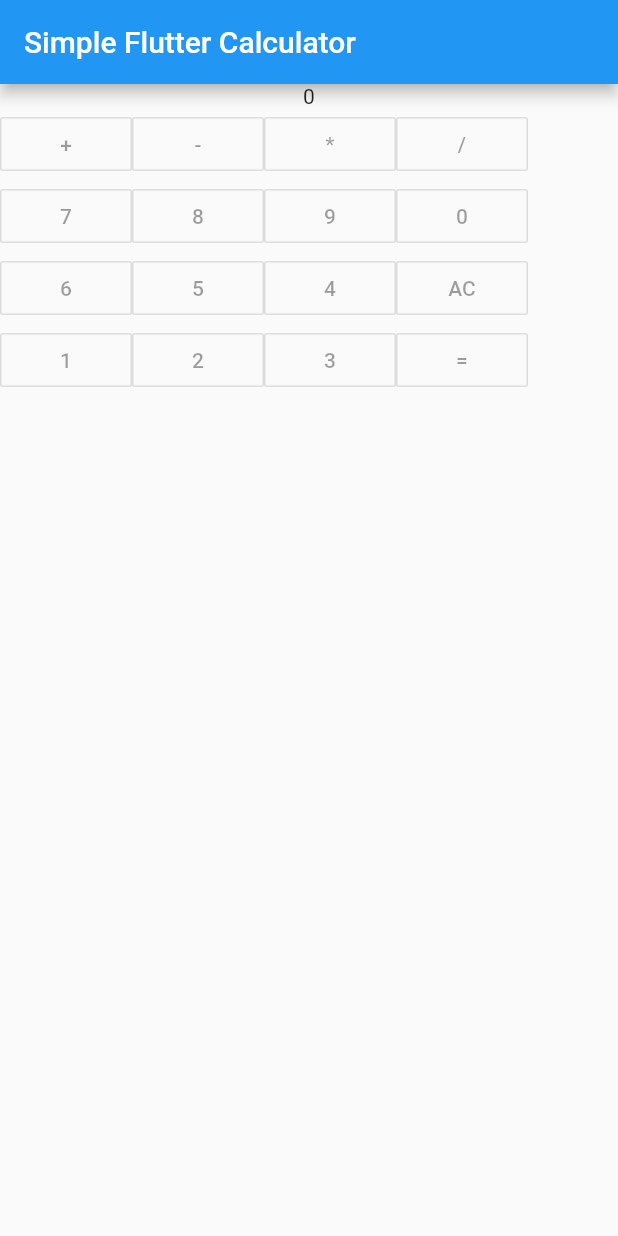
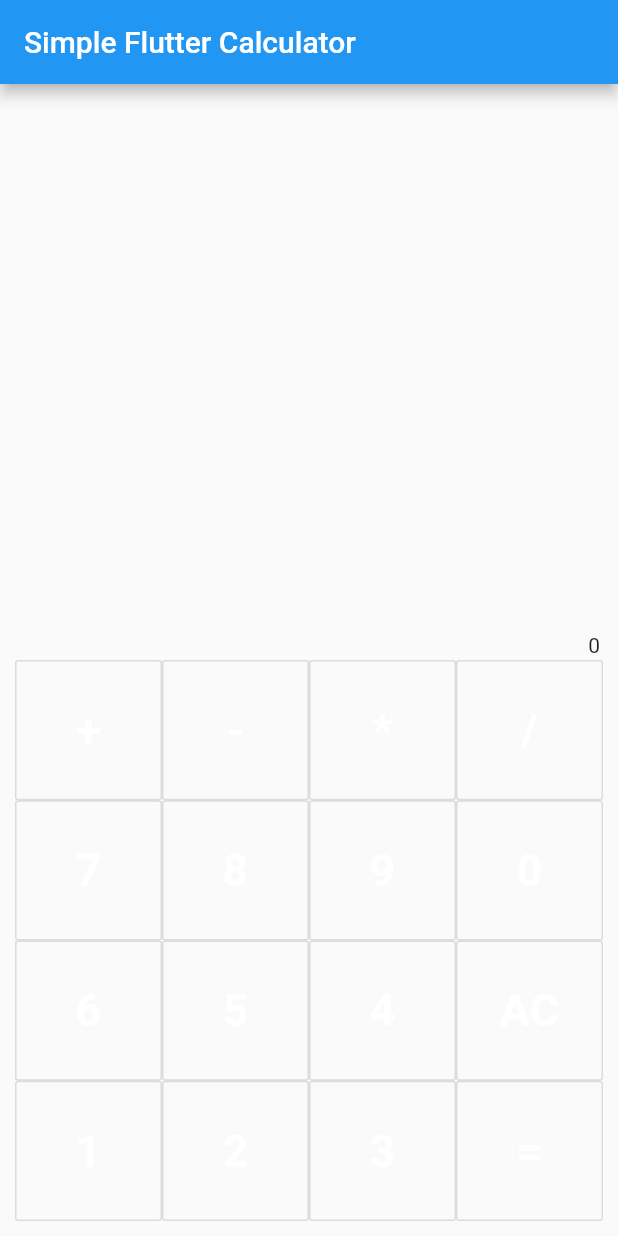
Before and after one commit to MatricksDeCoder/flutter_simple_calculator_app, a Flutter app: the screen it shows after launch, on a phone screen of 412 x 824 dp. Run offline on Flutter 3.47's test engine with Material 2 defaults, Android fonts, the phone set to English and light mode, and no system bars.

Commit message:
styling calculator

```diff
--- a/lib/main.dart
+++ b/lib/main.dart
@@ -25,24 +25,34 @@ class MyHomePage extends StatefulWidget {
 
 class _MyHomePageState extends State<MyHomePage> {
 
+  String displayString = '0';
+
   Widget createButton(String title) {
-    return (
-      ButtonTheme(
+    return Expanded(
+          child: (
+        ButtonTheme(    height: double.infinity,
                         child: OutlineButton(
                           onPressed: null,
-                        child:Text(title))
+                          color:Colors.black12,
+                          hoverColor: Colors.blue,
+                          child:Text(title,
+                                    style: TextStyle(fontSize: 30, fontWeight: FontWeight.bold, color: Colors.white))
                         )
+                      )
+      ),
     );
   }
 
   Widget createRow(String a, String b, String c, String d) {
-    return (
+    return Expanded(
+          child: (
         Row(children: <Widget>[
                     createButton(a),
                     createButton(b),
                     createButton(c),
                     createButton(d)
           ])
+      ),
     );
   }
 
@@ -53,20 +63,31 @@ class _MyHomePageState extends State<MyHomePage> {
       appBar: AppBar(
         title: Text(widget.title),
       ),
-      body: Center(
+      body: Padding(
+        padding:EdgeInsets.all(10.0),
         child: Column(
           children: <Widget>[
-            Container( //top part
-              child: Text('0'
+            Expanded(
+              child: Container( //top part
+                  child: Padding(
+                          padding:const EdgeInsets.all(2.0),
+                          child: Align(
+                            alignment: FractionalOffset.bottomRight,
+                            child: Text(displayString
                             ),
                           ),
-            Column( //buttons
+                 ),
+              ),
+            ),
+            Expanded(
+              child: Column( //buttons
                 children: <Widget>[
                   createRow('+','-','*','/'),
                   createRow('7','8','9','0'),
                   createRow('6','5','4','AC'),
                   createRow('1','2','3','='),
                 ]
+           ),
             )
           ]
         ),
```
Lines whose indentation alone changed are shown as unchanged.
